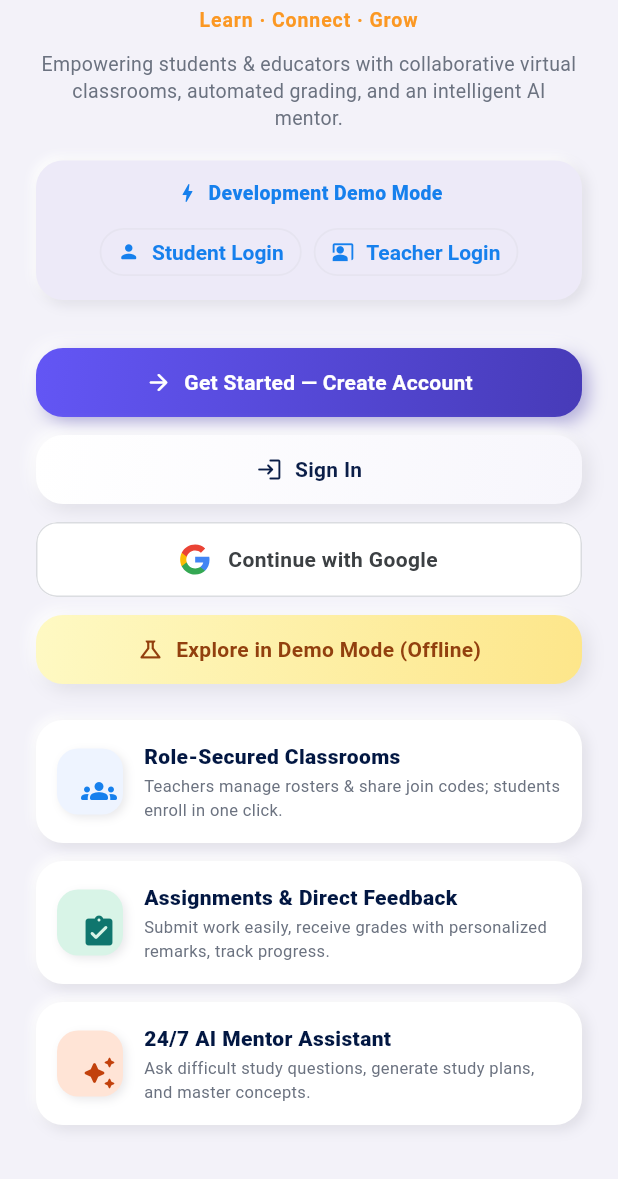
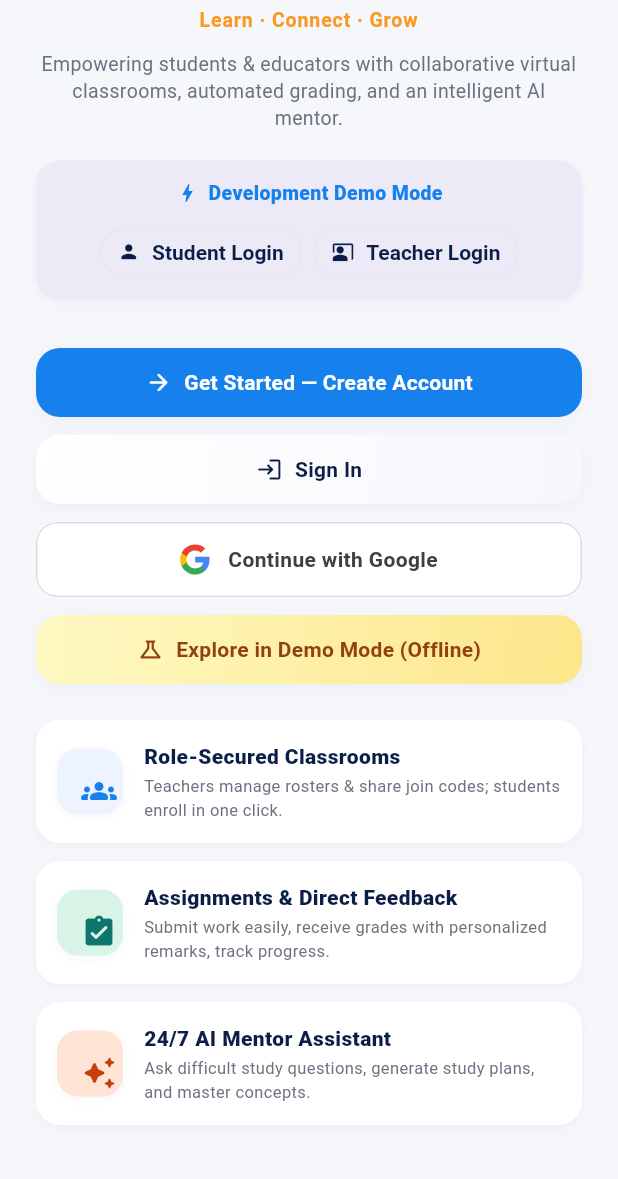
Before and after one commit to Adityan16-adi/brl-final_task-, a Flutter app: the screen it shows after launch, scrolled down 128 dp, on a phone screen of 412 x 824 dp, the part 57-1236 px from its top. Run offline on Flutter 3.47's test engine with Material 3 defaults, Android fonts, the phone set to English and light mode, and no system bars; our stand-ins replace dio, file_picker, firebase_auth, firebase_core, flutter_riverpod, go_router and 3 more; missing offline and left inert: livekit_client; accounts and stored records are empty.

Commit message:
feat(theme): build explicit non-seeded color schemes, transparent surface tint, and dark slate palette

```diff
--- a/apps/mobile/lib/core/theme/app_theme.dart
+++ b/apps/mobile/lib/core/theme/app_theme.dart
@@ -1,141 +1,169 @@
 import 'package:flutter/material.dart';
 
-import 'clay_theme.dart';
-
+/// Central theme specification for Pragti ("Learn · Connect · Grow").
+/// All light and dark mode colors are defined here with explicit ColorSchemes
+/// and transparent surfaceTint to eliminate purple/violet Material 3 tints.
 class AppTheme {
   AppTheme._();
 
-  // Primary & Accent Brand Palette (Pragti Navy & Blue as primary, Orange as highlight)
-  static const Color primaryNavy = ClayTokens.pragtiNavy;
-  static const Color primaryBlue = ClayTokens.pragtiBlue;
-  static const Color accentOrange = ClayTokens.pragtiOrange;
-  static const Color starGold = ClayTokens.pragtiStar;
-  static const Color primaryIndigo = ClayTokens.pragtiBlue;
-  static const Color accentBlue = ClayTokens.pragtiBlue;
-  static const Color secondarySky = Color(0xFF0EA5E9);
+  // Core Brand Tokens
+  static const Color primaryBlue = Color(0xFF1680ED);
+  static const Color primaryNavy = Color(0xFF0B1E48);
+  static const Color accentOrange = Color(0xFFFB9823);
 
-  // Semantic Status Tokens
-  static const Color statusPending = ClayTokens.pragtiOrange;
-  static const Color statusSubmitted = ClayTokens.pragtiBlue;
-  static const Color statusGraded = Color(0xFF10B981);
-  static const Color statusOverdue = Color(0xFFEF4444);
+  // Status Tokens
+  static const Color statusSuccess = Color(0xFF1E9E6A);
+  static const Color statusWarning = Color(0xFFE5A00D);
+  static const Color statusError = Color(0xFFD64545);
+
+  // Light Mode Surface & Content Tokens
+  static const Color lightBg = Color(0xFFF5F7FB);
+  static const Color lightSurface = Color(0xFFFFFFFF);
+  static const Color lightElevated = Color(0xFFFFFFFF);
+  static const Color lightBorder = Color(0xFFE3E8F0);
+  static const Color lightText = Color(0xFF0B1E48);
+  static const Color lightSecondaryText = Color(0xFF5B6B8A);
+
+  // Dark Mode Surface & Content Tokens (Calm deep navy/slate, no violet)
+  static const Color darkBg = Color(0xFF0A0F1C);
+  static const Color darkSurface = Color(0xFF111827);
+  static const Color darkElevated = Color(0xFF172033);
+  static const Color darkBorder = Color(0xFF243049);
+  static const Color darkText = Color(0xFFF1F5F9);
+  static const Color darkSecondaryText = Color(0xFF94A3B8);
+
+  // Semantic Status Aliases
+  static const Color statusPending = accentOrange;
+  static const Color statusSubmitted = primaryBlue;
+  static const Color statusGraded = statusSuccess;
+  static const Color statusOverdue = statusError;
 
   // Role Badges
-  static const Color roleStudent = ClayTokens.pragtiNavy;
-  static const Color roleTeacher = ClayTokens.pragtiBlue;
+  static const Color roleStudent = primaryNavy;
+  static const Color roleTeacher = primaryBlue;
 
   // Corner Radii Tokens
-  static const double radiusSmall = ClayTokens.radiusSmall;
-  static const double radiusMedium = ClayTokens.radiusMedium;
-  static const double radiusCard = ClayTokens.radiusMedium;
-  static const double radiusDialog = ClayTokens.radiusLarge;
+  static const double radiusSmall = 12.0;
+  static const double radiusMedium = 16.0;
+  static const double radiusCard = 16.0;
+  static const double radiusDialog = 20.0;
+  static const double radiusPill = 999.0;
 
-  static ThemeData get light {
-    final colorScheme =
-        ColorScheme.fromSeed(
-          seedColor: primaryBlue,
+  static ColorScheme get lightColorScheme => const ColorScheme(
         brightness: Brightness.light,
-          surface: ClayTokens.lightBg,
-        ).copyWith(
         primary: primaryBlue,
         onPrimary: Colors.white,
-          primaryContainer: ClayTokens.pragtiSoftBlue,
-          onPrimaryContainer: ClayTokens.pragtiDeepNavy,
+        primaryContainer: Color(0xFFEEF4FF),
+        onPrimaryContainer: primaryNavy,
         secondary: primaryNavy,
         onSecondary: Colors.white,
+        secondaryContainer: lightBorder,
+        onSecondaryContainer: primaryNavy,
         tertiary: accentOrange,
         onTertiary: Colors.white,
-          surface: ClayTokens.lightBg,
-          surfaceContainerHighest: const Color(0xFFE8EEF8),
-          onSurface: ClayTokens.pragtiDeepNavy,
-          onSurfaceVariant: ClayTokens.secondaryText,
-          outlineVariant: const Color(0xFFDCE6F5),
+        error: statusError,
+        onError: Colors.white,
+        surface: lightSurface,
+        onSurface: lightText,
+        onSurfaceVariant: lightSecondaryText,
+        outline: lightBorder,
+        outlineVariant: lightBorder,
+        surfaceTint: Colors.transparent,
       );
 
-    return _buildTheme(colorScheme);
-  }
-
-  static ThemeData get dark {
-    final colorScheme =
-        ColorScheme.fromSeed(
-          seedColor: primaryBlue,
+  static ColorScheme get darkColorScheme => const ColorScheme(
         brightness: Brightness.dark,
-          surface: ClayTokens.darkBg,
-        ).copyWith(
-          primary: const Color(0xFF5CA4FF),
-          onPrimary: const Color(0xFF021742),
-          primaryContainer: const Color(0xFF0E234A),
-          onPrimaryContainer: Colors.white,
-          secondary: const Color(0xFF90C2FF),
+        primary: primaryBlue,
+        onPrimary: Colors.white,
+        primaryContainer: darkElevated,
+        onPrimaryContainer: darkText,
+        secondary: darkSecondaryText,
+        onSecondary: darkBg,
+        secondaryContainer: darkBorder,
+        onSecondaryContainer: darkText,
         tertiary: accentOrange,
         onTertiary: Colors.white,
-          surface: ClayTokens.darkBg,
-          surfaceContainerHighest: ClayTokens.darkCard,
-          onSurface: const Color(0xFFF8F7FC),
-          onSurfaceVariant: const Color(0xFFA3A1BD),
-          outlineVariant: const Color(0xFF26334D),
+        error: statusError,
+        onError: Colors.white,
+        surface: darkSurface,
+        onSurface: darkText,
+        onSurfaceVariant: darkSecondaryText,
+        outline: darkBorder,
+        outlineVariant: darkBorder,
+        surfaceTint: Colors.transparent,
       );
 
-    return _buildTheme(colorScheme);
-  }
+  static ThemeData get light => _buildTheme(lightColorScheme);
+  static ThemeData get dark => _buildTheme(darkColorScheme);
 
   static ThemeData _buildTheme(ColorScheme colorScheme) {
     final isDark = colorScheme.brightness == Brightness.dark;
-    final cardBg = isDark ? ClayTokens.darkCard : Colors.white;
-    final borderColor = isDark
-        ? const Color(0xFF35334D)
-        : const Color(0xFFE6E4F0);
+    final cardBg = isDark ? darkElevated : lightSurface;
+    final scaffoldBg = isDark ? darkBg : lightBg;
+    final borderColor = isDark ? darkBorder : lightBorder;
 
     return ThemeData(
       useMaterial3: true,
       colorScheme: colorScheme,
-      scaffoldBackgroundColor: colorScheme.surface,
+      scaffoldBackgroundColor: scaffoldBg,
+      canvasColor: cardBg,
+      dividerColor: borderColor,
+      splashColor: primaryBlue.withValues(alpha: 0.08),
+      highlightColor: Colors.transparent,
       appBarTheme: AppBarTheme(
-        backgroundColor: colorScheme.surface,
+        backgroundColor: scaffoldBg,
         foregroundColor: colorScheme.onSurface,
+        surfaceTintColor: Colors.transparent,
         elevation: 0,
         scrolledUnderElevation: 0,
         centerTitle: false,
         titleTextStyle: TextStyle(
           color: colorScheme.onSurface,
-          fontSize: 19,
-          fontWeight: FontWeight.w800,
-          letterSpacing: -0.4,
+          fontSize: 18,
+          fontWeight: FontWeight.w700,
+          letterSpacing: -0.3,
         ),
       ),
       cardTheme: CardThemeData(
         color: cardBg,
+        surfaceTintColor: Colors.transparent,
         elevation: 0,
         margin: EdgeInsets.zero,
         shape: RoundedRectangleBorder(
-          borderRadius: BorderRadius.circular(ClayTokens.radiusMedium),
+          borderRadius: BorderRadius.circular(radiusCard),
           side: BorderSide(color: borderColor, width: 1),
         ),
       ),
+      bottomSheetTheme: BottomSheetThemeData(
+        backgroundColor: isDark ? darkSurface : lightSurface,
+        surfaceTintColor: Colors.transparent,
+        shape: const RoundedRectangleBorder(
+          borderRadius: BorderRadius.vertical(top: Radius.circular(20)),
+        ),
+      ),
       navigationBarTheme: NavigationBarThemeData(
-        backgroundColor: cardBg,
-        elevation: 3,
-        indicatorColor: colorScheme.primary.withValues(alpha: 0.15),
+        backgroundColor: isDark ? darkSurface : lightSurface,
+        surfaceTintColor: Colors.transparent,
+        elevation: 0,
+        indicatorColor: primaryBlue.withValues(alpha: 0.12),
         labelTextStyle: WidgetStateProperty.resolveWith((states) {
           final isSelected = states.contains(WidgetState.selected);
           return TextStyle(
             fontSize: 12,
-            fontWeight: isSelected ? FontWeight.w800 : FontWeight.w500,
-            color: isSelected
-                ? colorScheme.primary
-                : colorScheme.onSurfaceVariant,
+            fontWeight: isSelected ? FontWeight.w700 : FontWeight.w500,
+            color: isSelected ? primaryBlue : colorScheme.onSurfaceVariant,
           );
         }),
       ),
       navigationRailTheme: NavigationRailThemeData(
-        backgroundColor: cardBg,
-        elevation: 2,
-        indicatorColor: colorScheme.primary.withValues(alpha: 0.15),
-        selectedIconTheme: IconThemeData(color: colorScheme.primary),
+        backgroundColor: isDark ? darkSurface : lightSurface,
+        elevation: 0,
+        indicatorColor: primaryBlue.withValues(alpha: 0.12),
+        selectedIconTheme: const IconThemeData(color: primaryBlue),
         unselectedIconTheme: IconThemeData(color: colorScheme.onSurfaceVariant),
-        selectedLabelTextStyle: TextStyle(
-          color: colorScheme.primary,
-          fontWeight: FontWeight.w800,
+        selectedLabelTextStyle: const TextStyle(
+          color: primaryBlue,
+          fontWeight: FontWeight.w700,
           fontSize: 13,
         ),
         unselectedLabelTextStyle: TextStyle(
@@ -146,56 +174,72 @@ class AppTheme {
       ),
       filledButtonTheme: FilledButtonThemeData(
         style: FilledButton.styleFrom(
-          padding: const EdgeInsets.symmetric(horizontal: 20, vertical: 13),
+          backgroundColor: primaryBlue,
+          foregroundColor: Colors.white,
+          elevation: 0,
+          padding: const EdgeInsets.symmetric(horizontal: 20, vertical: 14),
           shape: RoundedRectangleBorder(
-            borderRadius: BorderRadius.circular(ClayTokens.radiusMedium),
+            borderRadius: BorderRadius.circular(radiusMedium),
           ),
           textStyle: const TextStyle(fontWeight: FontWeight.w700, fontSize: 14),
         ),
       ),
       outlinedButtonTheme: OutlinedButtonThemeData(
         style: OutlinedButton.styleFrom(
-          padding: const EdgeInsets.symmetric(horizontal: 18, vertical: 13),
+          foregroundColor: colorScheme.onSurface,
+          padding: const EdgeInsets.symmetric(horizontal: 18, vertical: 14),
           shape: RoundedRectangleBorder(
-            borderRadius: BorderRadius.circular(ClayTokens.radiusMedium),
+            borderRadius: BorderRadius.circular(radiusMedium),
           ),
-          side: BorderSide(color: borderColor, width: 1.2),
-          textStyle: const TextStyle(fontWeight: FontWeight.w700, fontSize: 14),
+          side: BorderSide(color: borderColor, width: 1),
+          textStyle: const TextStyle(fontWeight: FontWeight.w600, fontSize: 14),
         ),
       ),
       chipTheme: ChipThemeData(
+        backgroundColor: isDark ? darkSurface : lightBg,
+        surfaceTintColor: Colors.transparent,
         shape: RoundedRectangleBorder(
-          borderRadius: BorderRadius.circular(ClayTokens.radiusSmall),
+          borderRadius: BorderRadius.circular(radiusSmall),
         ),
-        side: BorderSide(color: borderColor),
+        side: BorderSide(color: borderColor, width: 1),
         padding: const EdgeInsets.symmetric(horizontal: 10, vertical: 5),
-        labelStyle: const TextStyle(fontSize: 12, fontWeight: FontWeight.w600),
+        labelStyle: TextStyle(
+          fontSize: 12,
+          fontWeight: FontWeight.w600,
+          color: colorScheme.onSurface,
+        ),
       ),
       inputDecorationTheme: InputDecorationTheme(
         filled: true,
-        fillColor: isDark ? ClayTokens.darkCard : const Color(0xFFEBE9F5),
+        fillColor: isDark ? darkElevated : lightSurface,
         contentPadding: const EdgeInsets.symmetric(
           horizontal: 16,
-          vertical: 13,
+          vertical: 14,
         ),
         border: OutlineInputBorder(
-          borderRadius: BorderRadius.circular(ClayTokens.radiusMedium),
-          borderSide: BorderSide.none,
+          borderRadius: BorderRadius.circular(radiusMedium),
+          borderSide: BorderSide(color: borderColor, width: 1),
         ),
         enabledBorder: OutlineInputBorder(
-          borderRadius: BorderRadius.circular(ClayTokens.radiusMedium),
-          borderSide: BorderSide(color: borderColor.withValues(alpha: 0.5)),
+          borderRadius: BorderRadius.circular(radiusMedium),
+          borderSide: BorderSide(color: borderColor, width: 1),
         ),
         focusedBorder: OutlineInputBorder(
-          borderRadius: BorderRadius.circular(ClayTokens.radiusMedium),
-          borderSide: BorderSide(color: colorScheme.primary, width: 1.8),
+          borderRadius: BorderRadius.circular(radiusMedium),
+          borderSide: const BorderSide(color: primaryBlue, width: 1.5),
+        ),
+        hintStyle: TextStyle(
+          color: colorScheme.onSurfaceVariant,
+          fontSize: 14,
         ),
       ),
       dialogTheme: DialogThemeData(
+        surfaceTintColor: Colors.transparent,
+        backgroundColor: isDark ? darkSurface : lightSurface,
         shape: RoundedRectangleBorder(
-          borderRadius: BorderRadius.circular(ClayTokens.radiusLarge),
+          borderRadius: BorderRadius.circular(radiusDialog),
+          side: BorderSide(color: borderColor, width: 1),
         ),
-        backgroundColor: cardBg,
       ),
     );
   }
--- a/apps/mobile/lib/core/theme/clay_theme.dart
+++ b/apps/mobile/lib/core/theme/clay_theme.dart
@@ -30,52 +30,40 @@ class ClayTokens {
   static const Color brightBlue = Color(0xFF1680ED);
   static const Color navy = Color(0xFF0B1E48);
 
-  // Background and Surface Tones
-  static const Color lightBg = Color(0xFFF3F2F9);
+  // Background and Surface Tones (Calm deep slate #0A0F1C dark, #F5F7FB light)
+  static const Color lightBg = Color(0xFFF5F7FB);
   static const Color lightSurface = Color(0xFFFFFFFF);
-  static const Color darkBg = Color(0xFF141322);
-  static const Color darkSurface = Color(0xFF1F1D33);
-  static const Color darkCard = Color(0xFF272540);
+  static const Color darkBg = Color(0xFF0A0F1C);
+  static const Color darkSurface = Color(0xFF111827);
+  static const Color darkCard = Color(0xFF172033);
+  static const Color borderLight = Color(0xFFE3E8F0);
+  static const Color borderDark = Color(0xFF243049);
 
   // Corner Radii
   static const double radiusSmall = 12.0;
-  static const double radiusMedium = 18.0;
-  static const double radiusLarge = 24.0;
+  static const double radiusMedium = 16.0;
+  static const double radiusLarge = 20.0;
   static const double radiusPill = 999.0;
 
-  /// Generates the distinctive dual-layer Claymorphic box shadows:
-  /// 1. Top-left light highlight (reflects ambient overhead light)
-  /// 2. Bottom-right soft dark shadow (creates elevated clay cushion feel)
+  /// Generates clean, subtle soft depth shadows without purple/violet tint:
   static List<BoxShadow> clayShadows({
     required bool isDark,
-    double depth = 6.0,
+    double depth = 4.0,
     double spread = 0.0,
     Color? highlightColor,
     Color? shadowColor,
   }) {
-    final topHighlight =
-        highlightColor ??
+    if (depth <= 0) return const [];
+    final ambientShadow = shadowColor ??
         (isDark
-            ? Colors.white.withValues(alpha: 0.07)
-            : Colors.white.withValues(alpha: 0.95));
-
-    final bottomShadow =
-        shadowColor ??
-        (isDark
-            ? Colors.black.withValues(alpha: 0.45)
-            : const Color(0xFF25243A).withValues(alpha: 0.10));
+            ? Colors.black.withValues(alpha: 0.35)
+            : const Color(0xFF0B1E48).withValues(alpha: 0.04));
 
     return [
       BoxShadow(
-        color: topHighlight,
-        offset: Offset(-depth * 0.6, -depth * 0.6),
-        blurRadius: depth * 1.2,
-        spreadRadius: spread,
-      ),
-      BoxShadow(
-        color: bottomShadow,
-        offset: Offset(depth * 0.7, depth * 0.7),
-        blurRadius: depth * 1.6,
+        color: ambientShadow,
+        offset: Offset(0, depth * 0.5),
+        blurRadius: depth * 1.5,
         spreadRadius: spread,
       ),
     ];
@@ -86,17 +74,10 @@ class ClayTokens {
     return [
       BoxShadow(
         color: isDark
-            ? Colors.black.withValues(alpha: 0.35)
-            : const Color(0xFF25243A).withValues(alpha: 0.08),
-        offset: const Offset(2, 2),
-        blurRadius: 4,
-      ),
-      BoxShadow(
-        color: isDark
-            ? Colors.white.withValues(alpha: 0.04)
-            : Colors.white.withValues(alpha: 0.8),
-        offset: const Offset(-2, -2),
-        blurRadius: 4,
+            ? Colors.black.withValues(alpha: 0.3)
+            : const Color(0xFF0B1E48).withValues(alpha: 0.04),
+        offset: const Offset(1, 1),
+        blurRadius: 3,
       ),
     ];
   }
@@ -267,20 +248,8 @@ class _ClayButtonState extends State<ClayButton> {
     final isDark = Theme.of(context).brightness == Brightness.dark;
     final effectiveRadius =
         widget.borderRadius ?? BorderRadius.circular(ClayTokens.radiusMedium);
-    final buttonColor = widget.color ?? ClayTokens.deepIndigo;
-    final isPrimaryIndigo =
-        buttonColor == ClayTokens.deepIndigo && widget.gradient == null;
-
-    final defaultGradient = isPrimaryIndigo
-        ? const LinearGradient(
-            colors: [Color(0xFF6356F5), Color(0xFF473BB8)],
-            begin: Alignment.topLeft,
-            end: Alignment.bottomRight,
-          )
-        : null;
-
-    final effectiveGradient = widget.gradient ?? defaultGradient;
-    final depth = _isPressed ? 1.5 : widget.depth;
+    final buttonColor = widget.color ?? ClayTokens.brightBlue;
+    final depth = _isPressed ? 1.0 : widget.depth;
 
     Widget content = Row(
       mainAxisSize: widget.isFullWidth ? MainAxisSize.max : MainAxisSize.min,
@@ -327,25 +296,27 @@ class _ClayButtonState extends State<ClayButton> {
             }
           : null,
       onTapCancel: () => setState(() => _isPressed = false),
+      child: AnimatedScale(
+        scale: _isPressed ? 0.97 : 1.0,
+        duration: const Duration(milliseconds: 100),
+        curve: Curves.easeOutCubic,
         child: AnimatedContainer(
-        duration: const Duration(milliseconds: 120),
+          duration: const Duration(milliseconds: 100),
           width: widget.isFullWidth ? double.infinity : null,
           padding: widget.padding,
           decoration: BoxDecoration(
-          color: effectiveGradient == null ? buttonColor : null,
-          gradient: effectiveGradient,
+            color: widget.gradient == null ? buttonColor : null,
+            gradient: widget.gradient,
             borderRadius: effectiveRadius,
             boxShadow: _isPressed
                 ? ClayTokens.insetShadows(isDark: isDark)
                 : ClayTokens.clayShadows(
                     isDark: isDark,
                     depth: depth,
-                  shadowColor: isPrimaryIndigo
-                      ? const Color(0xFF32279B).withValues(alpha: 0.35)
-                      : null,
                   ),
           ),
           child: content,
+        ),
       ),
     );
   }
--- a/apps/mobile/lib/features/account/presentation/account_screen.dart
+++ b/apps/mobile/lib/features/account/presentation/account_screen.dart
@@ -245,13 +245,7 @@ class _AccountScreenState extends ConsumerState<AccountScreen> {
                   height: 80,
                   depth: 5,
                   padding: EdgeInsets.zero,
-                  gradient: LinearGradient(
-                    colors: isTeacher
-                        ? [const Color(0xFF9333EA), const Color(0xFF6B21A8)]
-                        : [const Color(0xFF6356F5), const Color(0xFF473BB8)],
-                    begin: Alignment.topLeft,
-                    end: Alignment.bottomRight,
-                  ),
+                  color: isTeacher ? ClayTokens.pragtiBlue : ClayTokens.pragtiNavy,
                   borderRadius: BorderRadius.circular(28),
                   child: ClipRRect(
                     borderRadius: BorderRadius.circular(28),
@@ -320,8 +314,8 @@ class _AccountScreenState extends ConsumerState<AccountScreen> {
                       fontSize: 12,
                       fontWeight: FontWeight.w800,
                       color: isTeacher
-                          ? const Color(0xFF7E22CE)
-                          : ClayTokens.deepIndigo,
+                          ? ClayTokens.pragtiBlue
+                          : ClayTokens.pragtiNavy,
                     ),
                   ),
                 ),
--- a/apps/mobile/lib/features/home/presentation/home_screen.dart
+++ b/apps/mobile/lib/features/home/presentation/home_screen.dart
@@ -97,13 +97,7 @@ class _HomeScreenState extends ConsumerState<HomeScreen> {
                 width: 64,
                 height: 64,
                 depth: 5,
-                gradient: LinearGradient(
-                  colors: isTeacher
-                      ? [const Color(0xFF9333EA), const Color(0xFF6B21A8)]
-                      : [const Color(0xFF6356F5), const Color(0xFF473BB8)],
-                  begin: Alignment.topLeft,
-                  end: Alignment.bottomRight,
-                ),
+                color: isTeacher ? ClayTokens.pragtiBlue : ClayTokens.pragtiNavy,
                 borderRadius: BorderRadius.circular(22),
                 child: Center(
                   child: Text(
--- a/apps/mobile/lib/features/home/presentation/widgets/app_drawer.dart
+++ b/apps/mobile/lib/features/home/presentation/widgets/app_drawer.dart
@@ -146,9 +146,13 @@ class AppDrawer extends ConsumerWidget {
                                     vertical: 2,
                                   ),
                                   decoration: BoxDecoration(
-                                    color: isTeacher
-                                        ? const Color(0xFFF3E8FF)
-                                        : const Color(0xFFEFF6FF),
+                                    color: isDark
+                                        ? (isTeacher
+                                            ? ClayTokens.pragtiNavy.withValues(alpha: 0.5)
+                                            : ClayTokens.brightBlue.withValues(alpha: 0.15))
+                                        : (isTeacher
+                                            ? const Color(0xFFEFF6FF)
+                                            : const Color(0xFFEEF4FF)),
                                     borderRadius: BorderRadius.circular(6),
                                   ),
                                   child: Text(
@@ -157,7 +161,7 @@ class AppDrawer extends ConsumerWidget {
                                       fontSize: 11,
                                       fontWeight: FontWeight.w700,
                                       color: isTeacher
-                                          ? const Color(0xFF7E22CE)
+                                          ? (isDark ? Colors.white70 : ClayTokens.pragtiNavy)
                                           : ClayTokens.brightBlue,
                                     ),
                                   ),
--- a/apps/mobile/lib/features/home/presentation/widgets/schedule_view.dart
+++ b/apps/mobile/lib/features/home/presentation/widgets/schedule_view.dart
@@ -372,7 +372,7 @@ class _ScheduleCard extends StatelessWidget {
       case 'deadline':
         return Colors.redAccent.shade700;
       default:
-        return const Color(0xFF7C3AED);
+        return ClayTokens.pragtiBlue;
     }
   }
 
```
Lines whose indentation alone changed are shown as unchanged.
